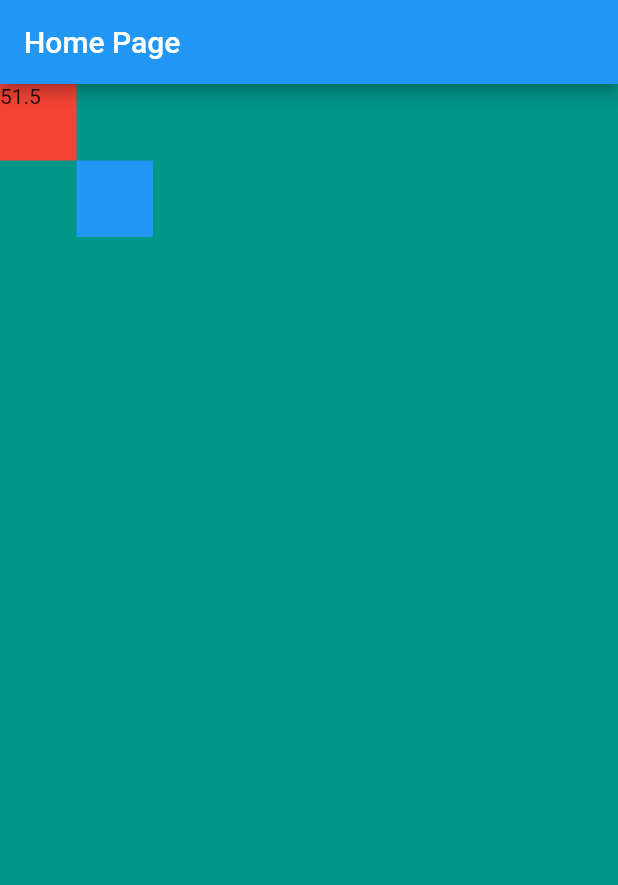
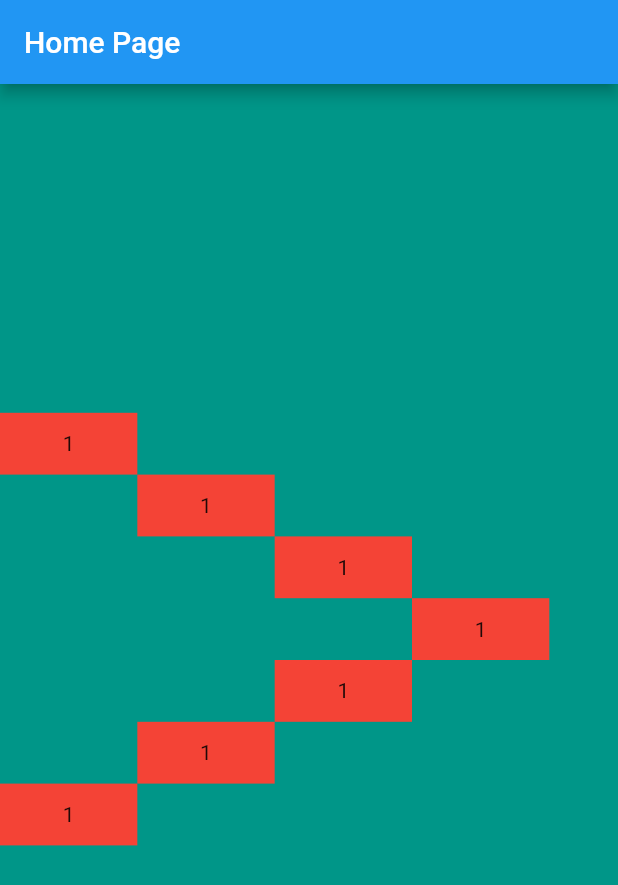
Before and after one commit to phamtanphat/flutter_ui_29112021, a Flutter app: the screen it shows after launch, on a phone screen of 412 x 824 dp. Shown: the top 885 px of the screen. Run offline on Flutter 3.47's test engine with Material 2 defaults, Android fonts, the phone set to English and light mode, and no system bars.

Commit message:
bai tap 2

```diff
--- a/lib/main.dart
+++ b/lib/main.dart
@@ -15,7 +15,6 @@ class MyApp extends StatelessWidget {
 }
 
 class HomePage extends StatelessWidget {
-
   @override
   Widget build(BuildContext context) {
     return Scaffold(
@@ -26,32 +25,91 @@ class HomePage extends StatelessWidget {
           child: Container(
             constraints: BoxConstraints.expand(),
             color: Colors.teal,
-          child: Center(
+            child: Column(
+              mainAxisAlignment: MainAxisAlignment.center,
+              crossAxisAlignment: CrossAxisAlignment.center,
+              children: [
+                Container(
+                  height: MediaQuery.of(context).size.height / 2.5,
+                  width: double.infinity,
                   child: Stack(
                     children: [
                       Positioned(
                       top: 0,
                       left: 0,
                       child: Container(
-                  width: (MediaQuery.of(context).size.width ~/ 8).toDouble(),
-                  height:  (MediaQuery.of(context).size.width ~/ 8).toDouble(),
+                        alignment: Alignment.center,
                         color: Colors.red,
-                  child: Text("${MediaQuery.of(context).size.width /8}"),
-                ),),
+                        width: MediaQuery.of(context).size.width / 4.5,
+                        height: MediaQuery.of(context).size.width / 10,
+                        child: Text("1"),
+                      )),
                       Positioned(
-                  top: (MediaQuery.of(context).size.width ~/ 8).toDouble(),
-                  left: (MediaQuery.of(context).size.width ~/ 8).toDouble(),
+                          top: MediaQuery.of(context).size.width / 10,
+                          left: MediaQuery.of(context).size.width / 4.5,
                           child: Container(
-                    width: (MediaQuery.of(context).size.width ~/ 8).toDouble(),
-                    height:  (MediaQuery.of(context).size.width ~/ 8).toDouble(),
-                    color: Colors.blue,
-                  ),
-                ),
+                            alignment: Alignment.center,
+                            color: Colors.red,
+                            width: MediaQuery.of(context).size.width / 4.5,
+                            height: MediaQuery.of(context).size.width / 10,
+                            child: Text("1"),
+                          )),
+                      Positioned(
+                          top: (MediaQuery.of(context).size.width / 10 * 2),
+                          left: (MediaQuery.of(context).size.width / 4.5) * 2,
+                          child: Container(
+                            alignment: Alignment.center,
+                            color: Colors.red,
+                            width: MediaQuery.of(context).size.width / 4.5,
+                            height: MediaQuery.of(context).size.width / 10,
+                            child: Text("1"),
+                          )),
+                      Positioned(
+                          top: (MediaQuery.of(context).size.width / 10 * 3),
+                          left: (MediaQuery.of(context).size.width / 4.5) * 3,
+                          child: Container(
+                            alignment: Alignment.center,
+                            color: Colors.red,
+                            width: MediaQuery.of(context).size.width / 4.5,
+                            height: MediaQuery.of(context).size.width / 10,
+                            child: Text("1"),
+                          )),
+                      Positioned(
+                          top: (MediaQuery.of(context).size.width / 10 * 4),
+                          left: (MediaQuery.of(context).size.width / 4.5) * 2,
+                          child: Container(
+                            alignment: Alignment.center,
+                            color: Colors.red,
+                            width: MediaQuery.of(context).size.width / 4.5,
+                            height: MediaQuery.of(context).size.width / 10,
+                            child: Text("1"),
+                          )),
+                      Positioned(
+                          top:(MediaQuery.of(context).size.width / 10 * 5),
+                          left: MediaQuery.of(context).size.width / 4.5,
+                          child: Container(
+                            alignment: Alignment.center,
+                            color: Colors.red,
+                            width: MediaQuery.of(context).size.width / 4.5,
+                            height: MediaQuery.of(context).size.width / 10,
+                            child: Text("1"),
+                          )),
+                      Positioned(
+                          top: (MediaQuery.of(context).size.width / 10 * 6),
+                          left: 0,
+                          child: Container(
+                            alignment: Alignment.center,
+                            color: Colors.red,
+                            width: MediaQuery.of(context).size.width / 4.5,
+                            height: MediaQuery.of(context).size.width / 10,
+                            child: Text("1"),
+                          )),
                     ],
                   ),
                 )
+              ],
             ),
-      ),
+      )),
     );
   }
 }
```
Lines whose indentation alone changed are shown as unchanged.
